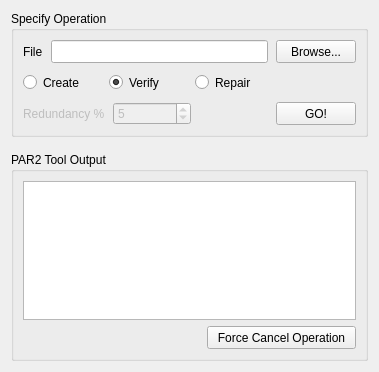
billkarsh/SpikeGLX, file Forms/Par2Window.ui: the form before one commit.
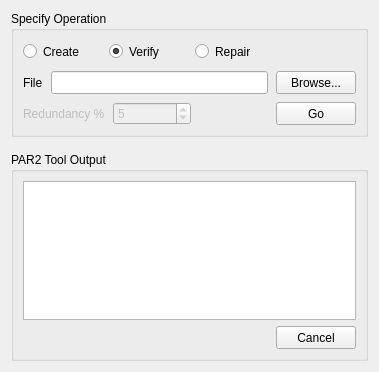
The form after the commit.

What changed in the file:
```diff
--- a/Forms/Par2Window.ui
+++ b/Forms/Par2Window.ui
@@ -30,49 +30,6 @@
        <number>8</number>
       </property>
       <item row="0" column="0">
-       <layout class="QHBoxLayout" name="horizontalLayout">
-        <property name="spacing">
-         <number>8</number>
-        </property>
-        <item>
-         <widget class="QLabel" name="label">
-          <property name="text">
-           <string>File</string>
-          </property>
-         </widget>
-        </item>
-        <item>
-         <widget class="QLineEdit" name="fileLE">
-          <property name="minimumSize">
-           <size>
-            <width>0</width>
-            <height>23</height>
-           </size>
-          </property>
-         </widget>
-        </item>
-        <item>
-         <widget class="QPushButton" name="browseBut">
-          <property name="sizePolicy">
-           <sizepolicy hsizetype="Preferred" vsizetype="Preferred">
-            <horstretch>0</horstretch>
-            <verstretch>0</verstretch>
-           </sizepolicy>
-          </property>
-          <property name="minimumSize">
-           <size>
-            <width>0</width>
-            <height>23</height>
-           </size>
-          </property>
-          <property name="text">
-           <string>Browse...</string>
-          </property>
-         </widget>
-        </item>
-       </layout>
-      </item>
-      <item row="1" column="0">
        <layout class="QHBoxLayout" name="loWidget111">
         <item>
          <widget class="QRadioButton" name="createRB">
@@ -140,6 +97,49 @@
         </item>
        </layout>
       </item>
+      <item row="1" column="0">
+       <layout class="QHBoxLayout" name="horizontalLayout">
+        <property name="spacing">
+         <number>8</number>
+        </property>
+        <item>
+         <widget class="QLabel" name="label">
+          <property name="text">
+           <string>File</string>
+          </property>
+         </widget>
+        </item>
+        <item>
+         <widget class="QLineEdit" name="fileLE">
+          <property name="minimumSize">
+           <size>
+            <width>0</width>
+            <height>23</height>
+           </size>
+          </property>
+         </widget>
+        </item>
+        <item>
+         <widget class="QPushButton" name="browseBut">
+          <property name="sizePolicy">
+           <sizepolicy hsizetype="Preferred" vsizetype="Preferred">
+            <horstretch>0</horstretch>
+            <verstretch>0</verstretch>
+           </sizepolicy>
+          </property>
+          <property name="minimumSize">
+           <size>
+            <width>0</width>
+            <height>23</height>
+           </size>
+          </property>
+          <property name="text">
+           <string>Browse...</string>
+          </property>
+         </widget>
+        </item>
+       </layout>
+      </item>
       <item row="2" column="0">
        <layout class="QVBoxLayout" name="verticalLayout">
         <property name="spacing">
@@ -213,7 +213,7 @@
              </size>
             </property>
             <property name="text">
-             <string>GO!</string>
+             <string>Go</string>
             </property>
             <property name="autoDefault">
              <bool>true</bool>
@@ -280,7 +280,7 @@
          </size>
         </property>
         <property name="text">
-         <string>  Force Cancel Operation  </string>
+         <string>Cancel</string>
         </property>
        </widget>
       </item>
```
Left out of the diff: 10 changed lines with no effect on the pictures.
